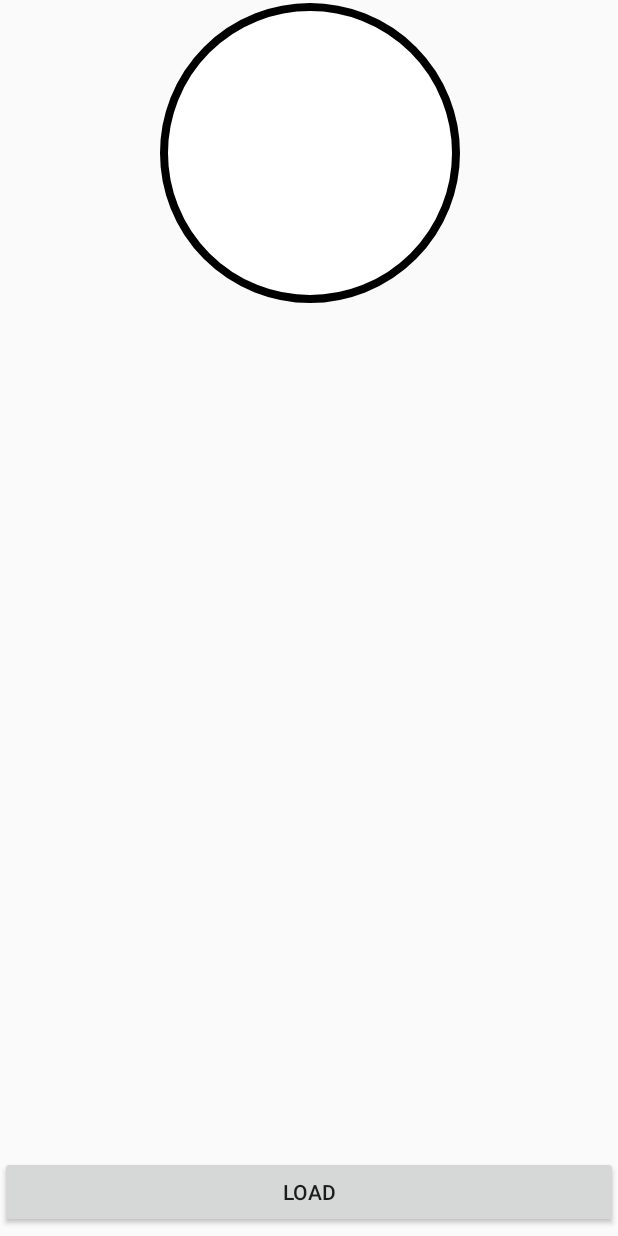
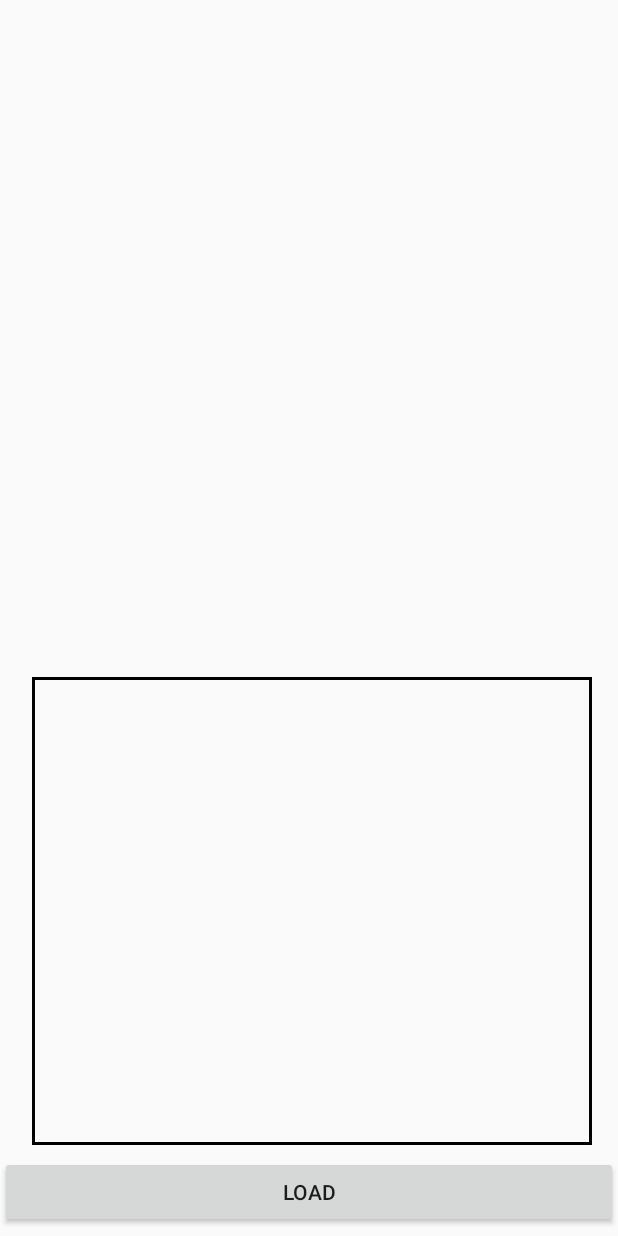
Before and after one commit to Badajaz/Master-Thesis, an Android app: the layout activity_board_draw.xml on its own in the app's theme, with its tools: preview values and no code run, on a phone screen of 412 x 824 dp. Run offline under Robolectric (Android 15) with nearby library versions, the light colour scheme and no system bars.

Commit message:
interface com o rectangulo de cores
interface com rectângulo de cores resolvido

```diff
--- a/Boardshot/app/src/main/java/com/example/android/boardshot/BoardDraw.java
+++ b/Boardshot/app/src/main/java/com/example/android/boardshot/BoardDraw.java
@@ -166,6 +166,8 @@ public class BoardDraw extends AppCompatActivity {
 
 
 
+
+
         Button b = findViewById(R.id.loadRobot);
 
         b.setOnClickListener(new View.OnClickListener() {
--- /dev/null
+++ b/Boardshot/app/src/main/res/drawable/border.xml
@@ -0,0 +1,5 @@
+<shape xmlns:android="http://schemas.android.com/apk/res/android" android:shape="rectangle" >
+    <stroke
+        android:width="2dp"
+        android:color="#000000" />
+</shape>
--- a/Boardshot/app/src/main/res/layout/activity_board_draw.xml
+++ b/Boardshot/app/src/main/res/layout/activity_board_draw.xml
@@ -11,8 +11,8 @@
         android:id="@+id/rect"
         android:layout_width="match_parent"
         android:layout_height="match_parent"
-        tools:layout_editor_absoluteX="41dp"
-        tools:layout_editor_absoluteY="133dp">
+        tools:layout_editor_absoluteX="101dp"
+        tools:layout_editor_absoluteY="130dp">
 
         <Button
             android:id="@+id/loadRobot"
@@ -26,13 +26,16 @@
         <TextView
             android:id="@+id/TextViewID"
             android:layout_width="wrap_content"
-            android:layout_height="wrap_content"
+            android:layout_height="312dp"
+            android:layout_above="@+id/loadRobot"
+            android:layout_alignParentStart="true"
             android:layout_alignParentEnd="true"
+            android:layout_marginStart="21dp"
             android:layout_marginLeft="5dp"
             android:layout_marginTop="2dp"
-            android:layout_marginEnd="105dp"
-            android:layout_marginBottom="15dp"
-            android:background="@drawable/white_circle_drawable"
+            android:layout_marginEnd="17dp"
+            android:layout_marginBottom="7dp"
+            android:background="@drawable/border"
             android:gravity="center"
             android:paddingTop="5dp"
             android:textSize="13sp" />
```
